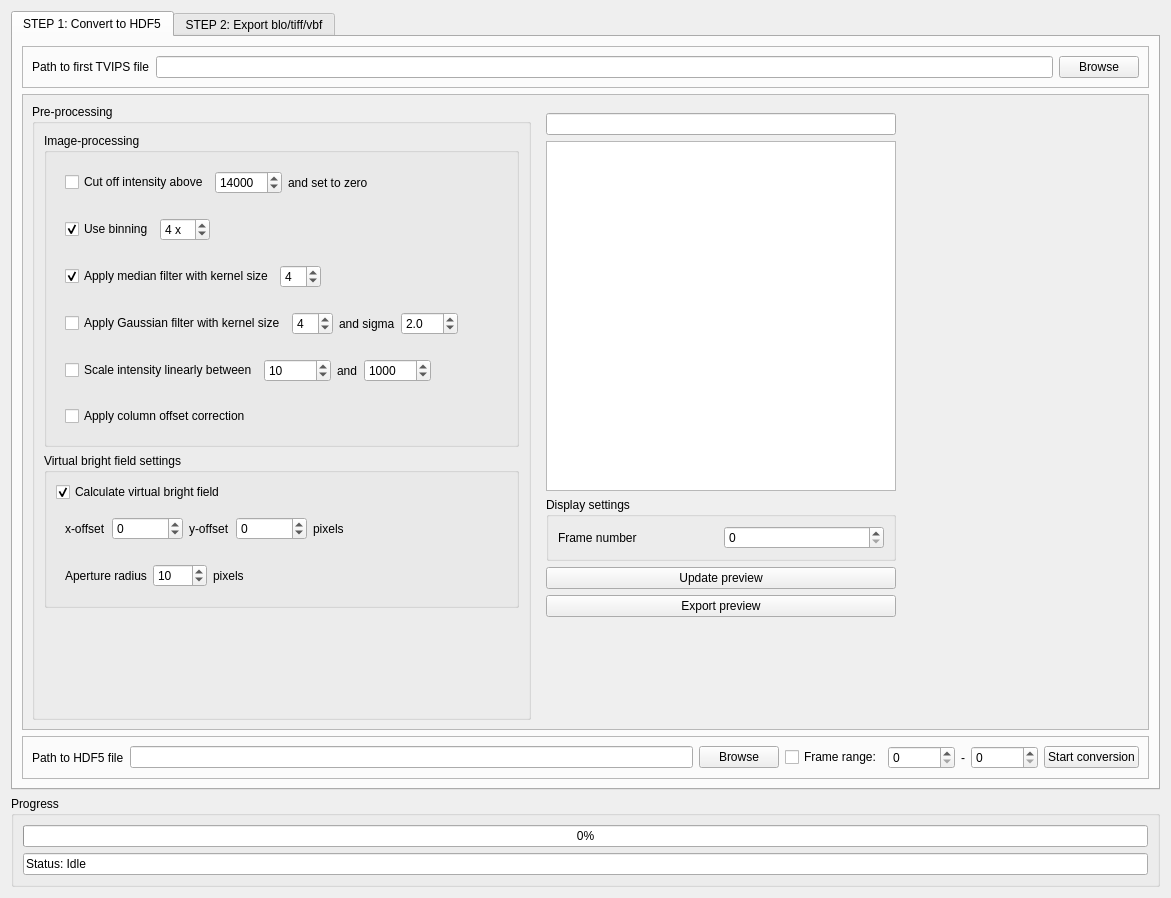
Qt form tvipsconverter/widget_2.ui (din14970/TVIPSconverter) before a commit.
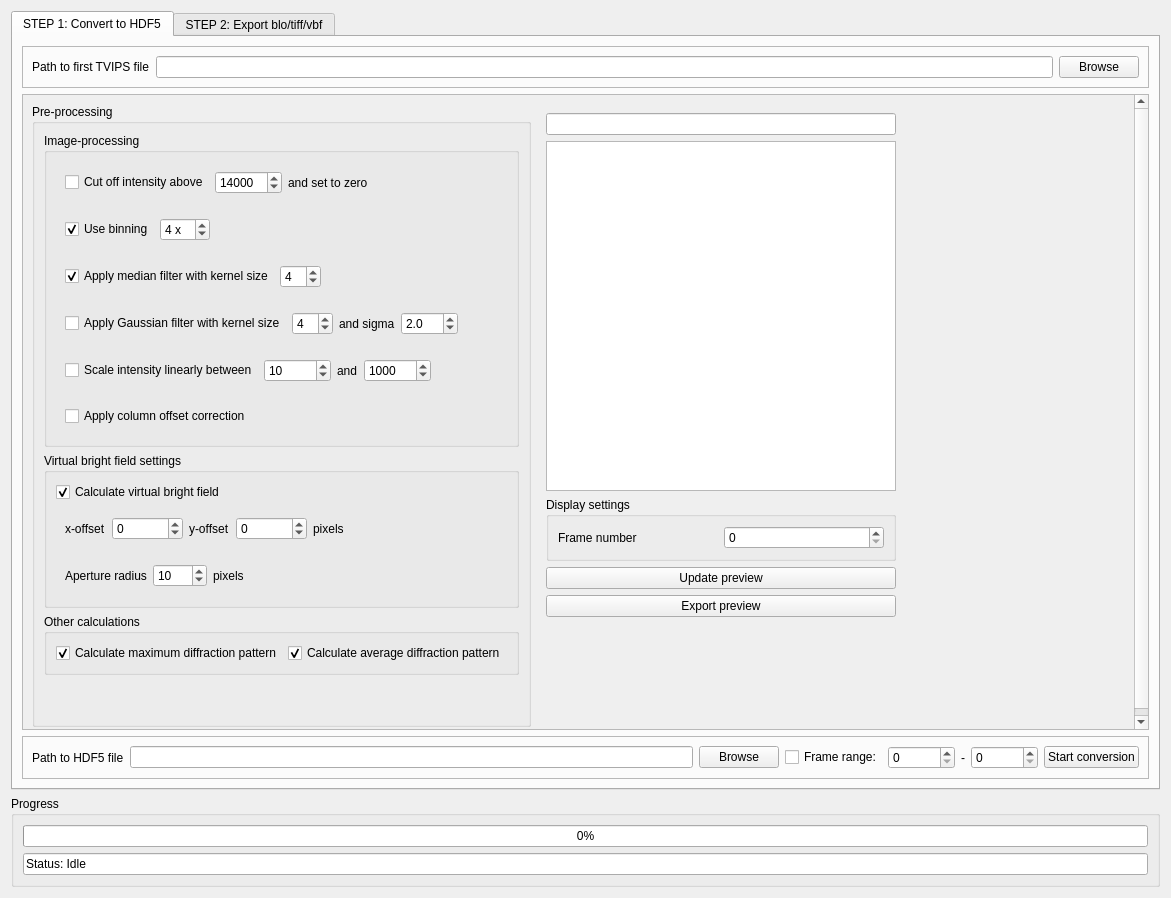
The same form after that commit. The open tabs and pages were chosen to show the change.

Commit message: add create DP ave and max images when convert_HDF5

```diff
--- a/tvipsconverter/widget_2.ui
+++ b/tvipsconverter/widget_2.ui
@@ -156,8 +156,8 @@
            <rect>
             <x>0</x>
             <y>0</y>
-            <width>1127</width>
-            <height>650</height>
+            <width>1115</width>
+            <height>705</height>
            </rect>
           </property>
           <layout class="QHBoxLayout" name="horizontalLayout_11">
@@ -685,6 +685,35 @@
                 </layout>
                </widget>
               </item>
+              <item>
+               <widget class="QGroupBox" name="groupBox_8">
+                <property name="title">
+                 <string>Other calculations</string>
+                </property>
+                <layout class="QGridLayout" name="gridLayout_10">
+                 <item row="0" column="0">
+                  <widget class="QCheckBox" name="checkBox_maxiumum_image">
+                   <property name="text">
+                    <string>Calculate maximum diffraction pattern</string>
+                   </property>
+                   <property name="checked">
+                    <bool>true</bool>
+                   </property>
+                  </widget>
+                 </item>
+                 <item row="0" column="1">
+                  <widget class="QCheckBox" name="checkBox_average_image">
+                   <property name="text">
+                    <string>Calculate average diffraction pattern</string>
+                   </property>
+                   <property name="checked">
+                    <bool>true</bool>
+                   </property>
+                  </widget>
+                 </item>
+                </layout>
+               </widget>
+              </item>
               <item>
                <spacer name="verticalSpacer">
                 <property name="orientation">
```
Left out of the diff: 6 changed lines with no effect on the pictures. The commit also changes 4 other files.
